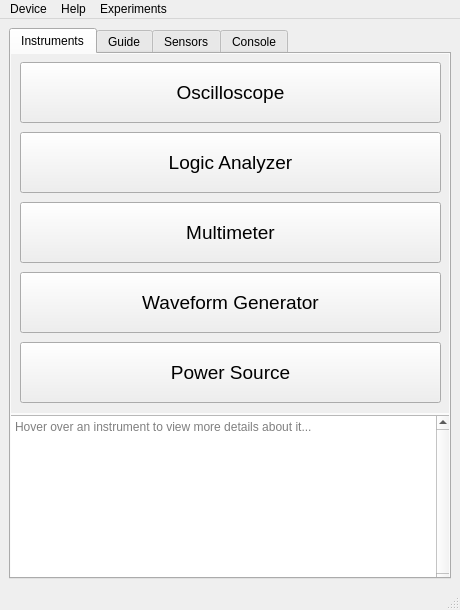
Above: pslab/layouts/main_window.ui from fossasia/pslab-desktop before the change. Below: the same form after it.
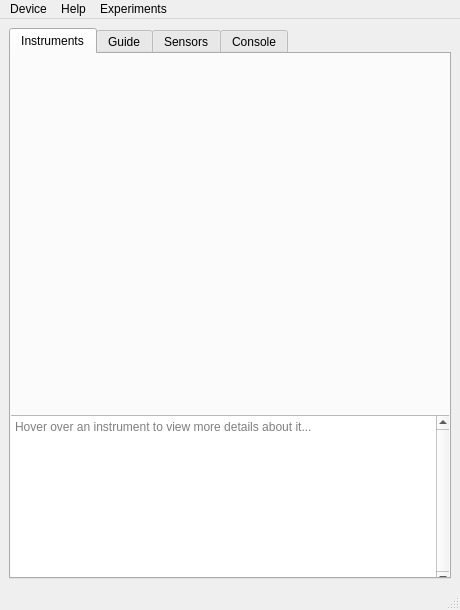
That is the form after the change. Icons and pictures are not drawn.

Commit message:
layout: multimeter
layout: dimensions for multimeter

refactor: hover_button code

What changed in the file:
```diff
--- a/pslab/layouts/main_window.ui
+++ b/pslab/layouts/main_window.ui
@@ -118,225 +118,13 @@
         <property name="lineWidth">
          <number>1</number>
         </property>
-        <widget class="QScrollArea" name="scroll_instruments">
-         <property name="geometry">
-          <rect>
-           <x>0</x>
-           <y>-1</y>
-           <width>441</width>
-           <height>361</height>
-          </rect>
-         </property>
-         <property name="frameShape">
-          <enum>QFrame::NoFrame</enum>
-         </property>
-         <property name="frameShadow">
-          <enum>QFrame::Raised</enum>
-         </property>
-         <property name="widgetResizable">
-          <bool>true</bool>
-         </property>
-         <widget class="QWidget" name="scroll_area_instruments">
-          <property name="geometry">
-           <rect>
-            <x>0</x>
-            <y>0</y>
-            <width>441</width>
-            <height>361</height>
-           </rect>
-          </property>
-          <widget class="QPushButton" name="button_oscilloscope">
-           <property name="geometry">
-            <rect>
-             <x>10</x>
-             <y>10</y>
-             <width>421</width>
-             <height>61</height>
-            </rect>
-           </property>
-           <property name="font">
-            <font>
-             <pointsize>14</pointsize>
-             <weight>50</weight>
-             <italic>false</italic>
-             <bold>false</bold>
-            </font>
-           </property>
-           <property name="focusPolicy">
-            <enum>Qt::WheelFocus</enum>
-           </property>
-           <property name="toolTip">
-            <string>Oscilloscope</string>
-           </property>
-           <property name="accessibleName">
-            <string/>
-           </property>
-           <property name="layoutDirection">
-            <enum>Qt::LeftToRight</enum>
-           </property>
-           <property name="autoFillBackground">
-            <bool>true</bool>
-           </property>
-           <property name="styleSheet">
-            <string notr="true"/>
-           </property>
-           <property name="text">
-            <string>Oscilloscope</string>
-           </property>
-           <property name="iconSize">
-            <size>
-             <width>30</width>
-             <height>30</height>
-            </size>
-           </property>
-           <property name="shortcut">
-            <string>Ctrl+Shift+O</string>
-           </property>
-           <property name="checkable">
-            <bool>false</bool>
-           </property>
-           <property name="flat">
-            <bool>false</bool>
-           </property>
-          </widget>
-          <widget class="QPushButton" name="button_logic_analyzer">
-           <property name="geometry">
-            <rect>
-             <x>10</x>
-             <y>80</y>
-             <width>421</width>
-             <height>61</height>
-            </rect>
-           </property>
-           <property name="font">
-            <font>
-             <pointsize>14</pointsize>
-            </font>
-           </property>
-           <property name="autoFillBackground">
-            <bool>true</bool>
-           </property>
-           <property name="text">
-            <string>Logic Analyzer</string>
-           </property>
-           <property name="iconSize">
-            <size>
-             <width>30</width>
-             <height>30</height>
-            </size>
-           </property>
-           <property name="shortcut">
-            <string>Ctrl+Shift+L</string>
-           </property>
-          </widget>
-          <widget class="QPushButton" name="button_waveform_generator">
-           <property name="geometry">
-            <rect>
-             <x>10</x>
-             <y>220</y>
-             <width>421</width>
-             <height>61</height>
-            </rect>
-           </property>
-           <property name="font">
-            <font>
-             <pointsize>14</pointsize>
-            </font>
-           </property>
-           <property name="autoFillBackground">
-            <bool>true</bool>
-           </property>
-           <property name="text">
-            <string>Waveform Generator</string>
-           </property>
-           <property name="iconSize">
-            <size>
-             <width>30</width>
-             <height>30</height>
-            </size>
-           </property>
-           <property name="shortcut">
-            <string>Ctrl+Shift+W</string>
-           </property>
-          </widget>
-          <widget class="QPushButton" name="button_multimeter">
-           <property name="geometry">
-            <rect>
-             <x>10</x>
-             <y>150</y>
-             <width>421</width>
-             <height>61</height>
-            </rect>
-           </property>
-           <property name="font">
-            <font>
-             <pointsize>14</pointsize>
-            </font>
-           </property>
-           <property name="autoFillBackground">
-            <bool>true</bool>
-           </property>
-           <property name="text">
-            <string>Multimeter</string>
-           </property>
-           <property name="iconSize">
-            <size>
-             <width>30</width>
-             <height>30</height>
-            </size>
-           </property>
-           <property name="shortcut">
-            <string>Ctrl+Shift+M</string>
-           </property>
-          </widget>
-          <widget class="QPushButton" name="button_power_source">
-           <property name="geometry">
-            <rect>
-             <x>10</x>
-             <y>290</y>
-             <width>421</width>
-             <height>61</height>
-            </rect>
-           </property>
-           <property name="font">
-            <font>
-             <pointsize>14</pointsize>
-            </font>
-           </property>
-           <property name="mouseTracking">
-            <bool>true</bool>
-           </property>
-           <property name="autoFillBackground">
-            <bool>true</bool>
-           </property>
-           <property name="text">
-            <string>Power Source</string>
-           </property>
-           <property name="iconSize">
-            <size>
-             <width>30</width>
-             <height>30</height>
-            </size>
-           </property>
-           <property name="shortcut">
-            <string>Ctrl+Shift+P</string>
-           </property>
-          </widget>
-          <zorder>text_instrument_details</zorder>
-          <zorder>button_oscilloscope</zorder>
-          <zorder>button_logic_analyzer</zorder>
-          <zorder>button_waveform_generator</zorder>
-          <zorder>button_multimeter</zorder>
-          <zorder>button_power_source</zorder>
-         </widget>
-        </widget>
         <widget class="QTextBrowser" name="text_instrument_details">
          <property name="geometry">
           <rect>
            <x>0</x>
            <y>362</y>
            <width>441</width>
-           <height>173</height>
+           <height>171</height>
           </rect>
          </property>
          <property name="cursor" stdset="0">
@@ -362,6 +150,36 @@
           <string>Hover over an instrument to view more details about it...</string>
          </property>
         </widget>
+        <widget class="QWidget" name="gridLayoutWidget">
+         <property name="geometry">
+          <rect>
+           <x>0</x>
+           <y>0</y>
+           <width>441</width>
+           <height>361</height>
+          </rect>
+         </property>
+         <layout class="QGridLayout" name="grid_instruments" columnstretch="0">
+          <property name="leftMargin">
+           <number>9</number>
+          </property>
+          <property name="topMargin">
+           <number>9</number>
+          </property>
+          <property name="rightMargin">
+           <number>9</number>
+          </property>
+          <property name="bottomMargin">
+           <number>9</number>
+          </property>
+          <property name="horizontalSpacing">
+           <number>6</number>
+          </property>
+          <property name="verticalSpacing">
+           <number>10</number>
+          </property>
+         </layout>
+        </widget>
        </widget>
        <zorder>frame_instruments</zorder>
        <zorder>textBrowser</zorder>
```
Left out of the diff: 446 changed lines with no effect on the pictures. The commit also changes 13 other files.
